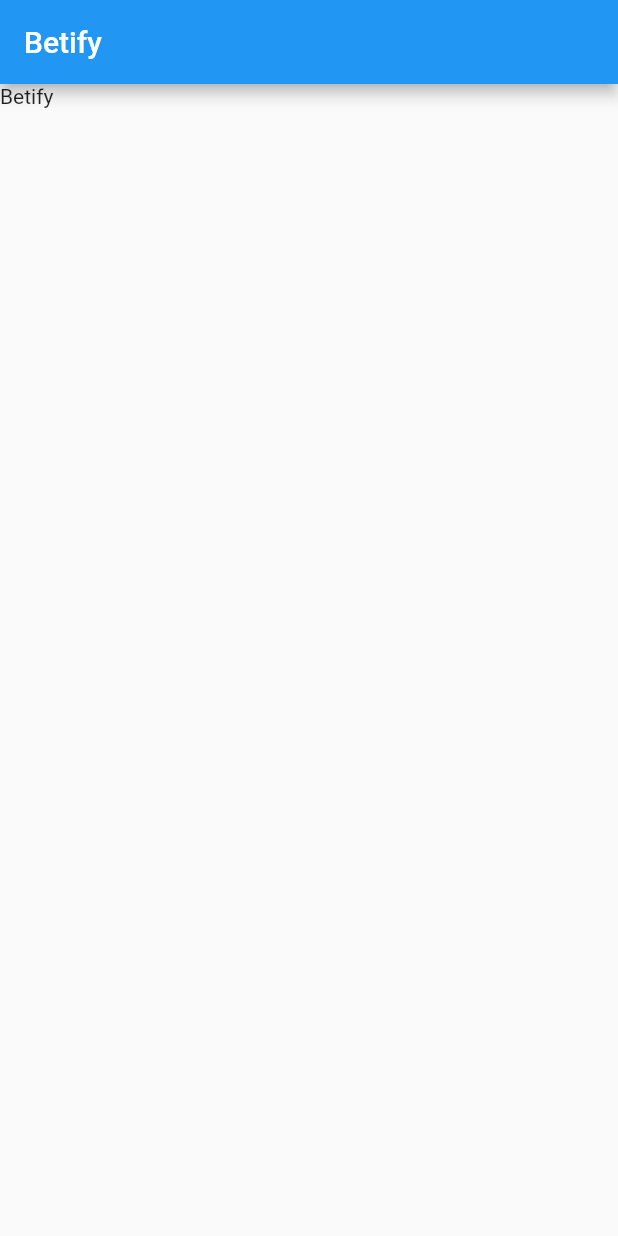
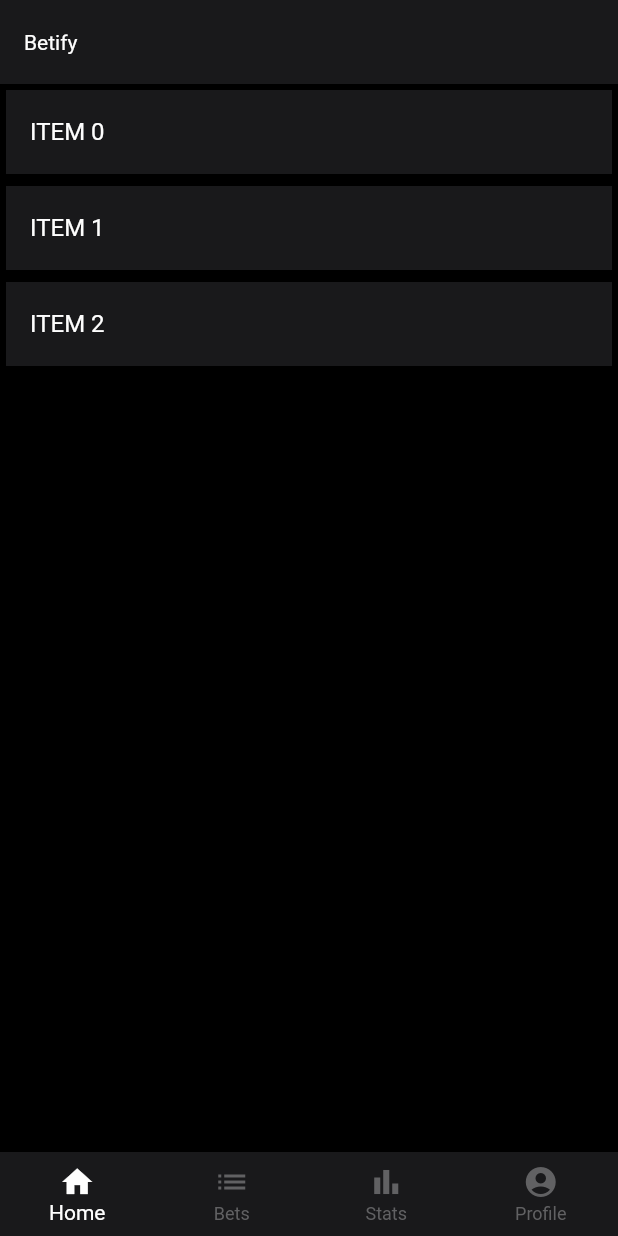
Before and after one commit to tobekman/Betify, a Flutter app: the screen it shows after launch, on a phone screen of 412 x 824 dp. Run offline on Flutter 3.47's test engine with Material 2 defaults, Android fonts, the phone set to English and light mode, and no system bars.

Commit message:
basic layout in client app

```diff
--- a/client/lib/my_app.dart
+++ b/client/lib/my_app.dart
@@ -1,4 +1,8 @@
+import 'package:betify_client/src/core/config/routes/routes.dart';
+import 'package:betify_client/src/core/config/theme/my_theme.dart';
 import 'package:flutter/material.dart';
+
+import 'src/core/config/routes/pages.dart' as routes;
 
 class MyApp extends StatelessWidget {
   const MyApp({Key? key}) : super(key: key);
@@ -6,13 +10,11 @@ class MyApp extends StatelessWidget {
   @override
   Widget build(BuildContext context) {
     return MaterialApp(
+      debugShowCheckedModeBanner: false,
       title: 'Betify',
-      home: Scaffold(
-        appBar: AppBar(
-          title: const Text('Betify'),
-        ),
-        body: const Text('Betify'),
-      ),
+      onGenerateRoute: routes.controller,
+      initialRoute: Routes.home,
+      theme: MyTheme.theme,
     );
   }
 }
--- /dev/null
+++ b/client/lib/src/core/config/routes/pages.dart
@@ -0,0 +1,12 @@
+import 'package:betify_client/src/core/config/routes/routes.dart';
+import 'package:betify_client/src/views/screens/home/home.dart';
+import 'package:flutter/material.dart';
+
+Route<dynamic> controller(RouteSettings settings) {
+  switch (settings.name) {
+    case Routes.home:
+      return MaterialPageRoute(builder: (_) => const Home());
+    default:
+      throw ("There is no such route.");
+  }
+}
--- /dev/null
+++ b/client/lib/src/core/config/routes/routes.dart
@@ -0,0 +1,3 @@
+abstract class Routes {
+  static const home = 'home';
+}
--- /dev/null
+++ b/client/lib/src/core/config/theme/color_constants.dart
@@ -0,0 +1,8 @@
+import 'dart:ui';
+
+class ColorConstants {
+  static const background = Color(0xff000000);
+  static const appBar = Color(0xff19191b);
+  static const primaryText = Color(0xfffefefe);
+  static const secondaryText = Color(0xff616163);
+}
--- /dev/null
+++ b/client/lib/src/core/config/theme/my_theme.dart
@@ -0,0 +1,21 @@
+import 'package:betify_client/src/core/config/theme/color_constants.dart';
+import 'package:flutter/material.dart';
+
+class MyTheme {
+  static final ThemeData theme = ThemeData(
+    scaffoldBackgroundColor: ColorConstants.background,
+    appBarTheme: const AppBarTheme(
+      backgroundColor: ColorConstants.appBar,
+      titleTextStyle: TextStyle(
+        color: ColorConstants.primaryText,
+      ),
+    ),
+    bottomNavigationBarTheme: const BottomNavigationBarThemeData(
+      backgroundColor: ColorConstants.appBar,
+      selectedItemColor: ColorConstants.primaryText,
+      unselectedItemColor: ColorConstants.secondaryText,
+      elevation: 0,
+      type: BottomNavigationBarType.fixed
+    ),
+  );
+}
--- /dev/null
+++ b/client/lib/src/domain/usecases/use_case.dart
@@ -0,0 +1,3 @@
+abstract class UseCase<T, P> {
+  Future<T> call({required P params});
+}
--- /dev/null
+++ b/client/lib/src/views/screens/home/home.dart
@@ -0,0 +1,62 @@
+import 'package:betify_client/src/core/config/theme/color_constants.dart';
+import 'package:flutter/material.dart';
+
+class Home extends StatelessWidget {
+  const Home({Key? key}) : super(key: key);
+
+  @override
+  Widget build(BuildContext context) {
+    return Scaffold(
+      appBar: AppBar(
+        elevation: 0,
+        title: const Text('Betify'),
+      ),
+      body: ListView.builder(
+        shrinkWrap: true,
+        itemCount: 3,
+        itemBuilder: (context, index) {
+          return Card(
+            elevation: 0,
+            child: ListTile(
+              tileColor: ColorConstants.appBar,
+              title: Text(
+                'ITEM $index',
+                style: const TextStyle(
+                  color: ColorConstants.primaryText,
+                ),
+              ),
+            ),
+          );
+        },
+      ),
+      bottomNavigationBar: BottomNavigationBar(
+        items: const [
+          BottomNavigationBarItem(
+            icon: Icon(
+              Icons.home,
+            ),
+            label: 'Home',
+          ),
+          BottomNavigationBarItem(
+            icon: Icon(
+              Icons.list,
+            ),
+            label: 'Bets',
+          ),
+          BottomNavigationBarItem(
+            icon: Icon(
+              Icons.bar_chart,
+            ),
+            label: 'Stats',
+          ),
+          BottomNavigationBarItem(
+            icon: Icon(
+              Icons.account_circle,
+            ),
+            label: 'Profile',
+          ),
+        ],
+      ),
+    );
+  }
+}
```
Also changed, not shown: 3 other files.
